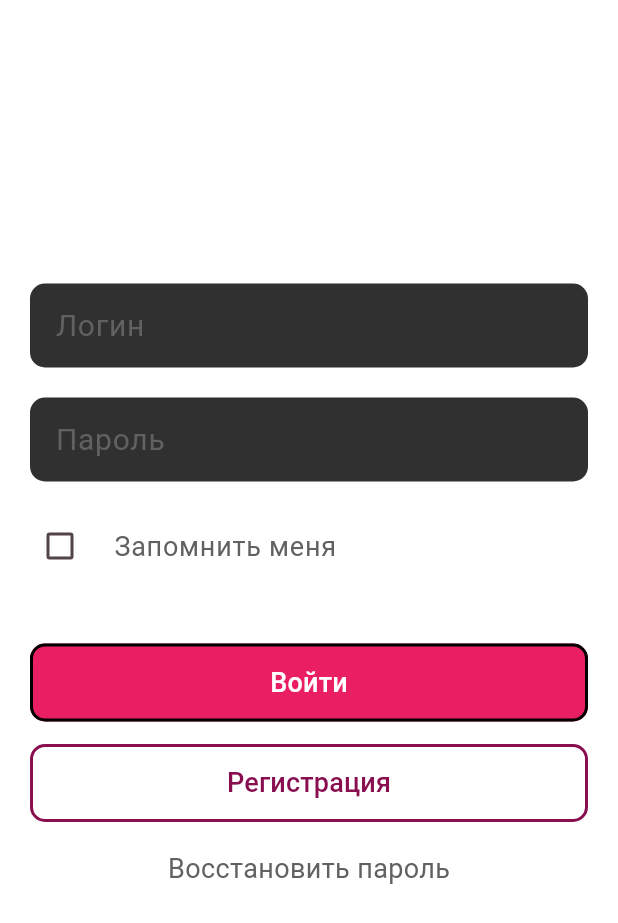
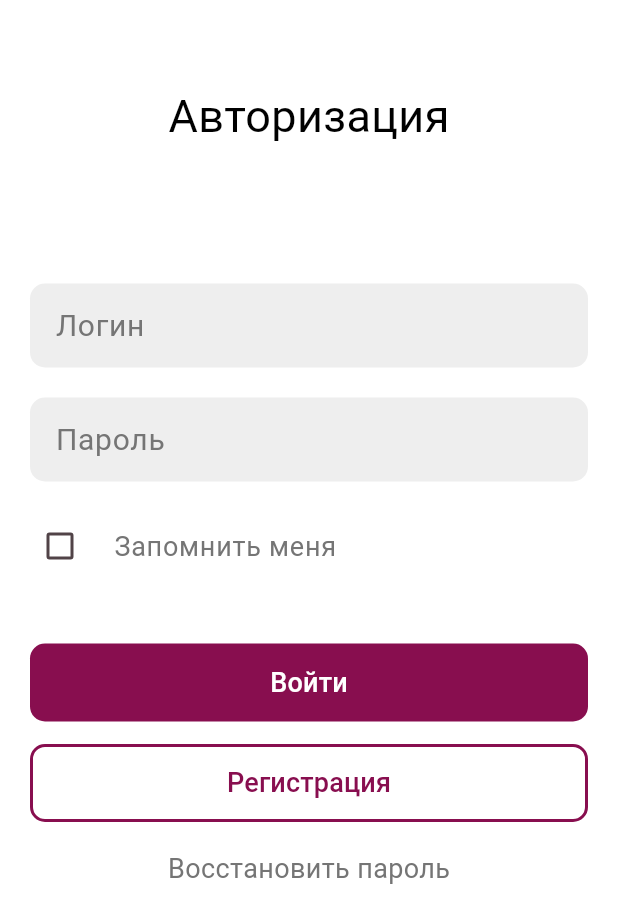
Before and after one commit to stakiv/pks, a Flutter app: the screen it shows after launch, on a phone screen of 412 x 824 dp. Shown: the top 923 px of the screen. Run offline on Flutter 3.47's test engine with Material 3 defaults, Android fonts, the phone set to English and light mode, and no system bars.

Commit message:
Update main.dart

```diff
--- a/pr2/lib/main.dart
+++ b/pr2/lib/main.dart
@@ -1,11 +1,14 @@
 import 'package:flutter/material.dart';
 
-const Color whitem = Color(0x101010);
+const Color whitem = Color(0xFFFFFFFF); //white
 const Color lightPink = Color(0xFFF8BBD0);
 const Color darkPink = Color(0xFF880E4F);
-const Color light = Color(0xFFFFFFFF);
-const Color dark = Color(0xFF303030);
-const Color lightGrey = Color(0xFF616161);
+const Color blackk = Color(0xFF000000); //black
+const Color lightGrey = Color(0xFFEEEEEE);
+
+const Color light = Color(0x101010);
+const Color darkGrey = Color(0xFF757575);
+
 
 void main() {
   runApp(const MyApp());
@@ -26,9 +29,8 @@ class MyApp extends StatelessWidget {
           ).copyWith(
             background: whitem,
             secondary: light,
-            primary: lightPink,
             onPrimary: darkPink,
-            onSecondary: dark,
+            onSecondary: darkGrey,
           ),
         useMaterial3: true,
       ),
@@ -50,9 +52,9 @@ class _MyHomePageState extends State<MyHomePage> {
   @override
   Widget build(BuildContext context) {
     return Scaffold(
-      backgroundColor: Theme.of(context).colorScheme.background,
+      backgroundColor: whitem,
       appBar: AppBar(
-        backgroundColor: Theme.of(context).colorScheme.background,
+        backgroundColor: whitem,
       ),
 
       body: Center(
@@ -61,7 +63,7 @@ class _MyHomePageState extends State<MyHomePage> {
             children: <Widget>[
               Text(
                 'Авторизация',
-                style: TextStyle(color: Theme.of(context).colorScheme.secondary, fontSize: 30)
+                style: TextStyle(color: blackk, fontSize: 30)
               ),
               const SizedBox(height: 70),
               Padding(
@@ -70,9 +72,9 @@ class _MyHomePageState extends State<MyHomePage> {
                   children: [
                     TextField(style: TextStyle(fontSize: 20, color: light), decoration: InputDecoration(
                       filled: true,
-                      fillColor: Theme.of(context).colorScheme.onSecondary,
+                      fillColor: lightGrey,
                       hintText: "Логин",
-                      hintStyle: TextStyle(color: lightGrey),
+                      hintStyle: TextStyle(color: darkGrey),
                       contentPadding: const EdgeInsets.symmetric(vertical: 13.0, horizontal: 13.0),
                       enabledBorder: OutlineInputBorder(
                         borderRadius: BorderRadius.circular(10.0), // Задание радиуса углов
@@ -87,9 +89,9 @@ class _MyHomePageState extends State<MyHomePage> {
                     const SizedBox(height: 20),
                     TextField(style: TextStyle(fontSize: 20, color: light), decoration: InputDecoration(
                       filled: true,
-                      fillColor: Theme.of(context).colorScheme.onSecondary,
+                      fillColor: lightGrey,
                       hintText: "Пароль",
-                      hintStyle: TextStyle(color: lightGrey),
+                      hintStyle: TextStyle(color: darkGrey),
                       contentPadding: const EdgeInsets.symmetric(vertical: 13.0, horizontal: 13.0),
                       enabledBorder: OutlineInputBorder(
                         borderRadius: BorderRadius.circular(10.0), // Задание радиуса углов
@@ -110,9 +112,9 @@ class _MyHomePageState extends State<MyHomePage> {
                         });
                       },
                       controlAffinity: ListTileControlAffinity.leading,
-                      title: Text('Запомнить меня', style: TextStyle(fontSize: 18, color: lightGrey)),
-                      activeColor: lightGrey,
-                      checkColor: dark,
+                      title: Text('Запомнить меня', style: TextStyle(fontSize: 18, color: darkGrey)),
+                      activeColor: darkGrey,
+                      checkColor: lightGrey,
                       contentPadding: const EdgeInsets.all(0), // Удаление лишнего padding
                     ),
                     const SizedBox(height: 37),
@@ -122,12 +124,12 @@ class _MyHomePageState extends State<MyHomePage> {
                         onPressed: () {},
                         style: ElevatedButton.styleFrom(
                           foregroundColor: Colors.white,
-                          backgroundColor: Colors.pink,
+                          backgroundColor: darkPink,
                           elevation: 0,
                           padding: EdgeInsets.symmetric(vertical: 13.0, horizontal: 30.0),
                           shape: RoundedRectangleBorder(
                             borderRadius: BorderRadius.circular(10),
-                            side: const BorderSide(width: 2, color: Colors.black)
+                            side: const BorderSide(width: 2, color: Colors.transparent)
                           ),
                         ),
                         child: Text("Войти", style: TextStyle(fontSize: 18)),
@@ -140,20 +142,20 @@ class _MyHomePageState extends State<MyHomePage> {
                       child: ElevatedButton(
                         onPressed: () {},
                         style: ElevatedButton.styleFrom(
-                          foregroundColor: Theme.of(context).colorScheme.onPrimary,
-                          backgroundColor: Theme.of(context).colorScheme.background,
+                          foregroundColor: darkPink,
+                          backgroundColor: whitem,
                           elevation: 0,
                           padding: EdgeInsets.symmetric(vertical: 13.0, horizontal: 30.0),
                           shape: RoundedRectangleBorder(
                             borderRadius: BorderRadius.circular(10),
-                            side: BorderSide(width: 2, color: Theme.of(context).colorScheme.onPrimary)
+                            side: BorderSide(width: 2, color: darkPink)
                           ),
                         ),
                         child: Text("Регистрация", style: TextStyle(fontSize: 18)),
                       ),
                     ),
                     const SizedBox(height: 18),
-                    Text("Восстановить пароль", style: TextStyle(fontSize: 18, color: lightGrey)),
+                    Text("Восстановить пароль", style: TextStyle(fontSize: 18, color: darkGrey)),
 
                   ],
                 ),
```
